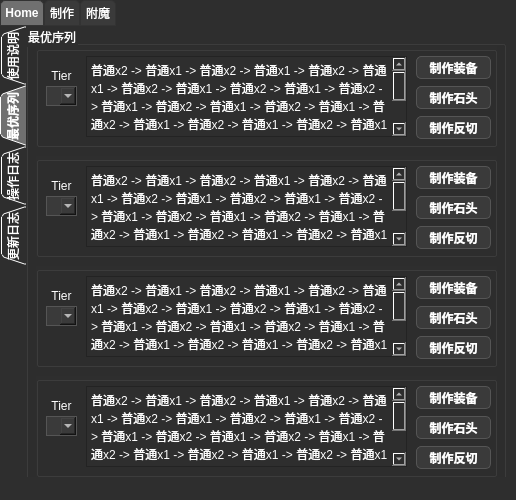
The window that Qt_MVC_cscalc/ui/main_window.ui (Seymour-ye/shoptitans) describes before a commit, drawn with Qt 5.
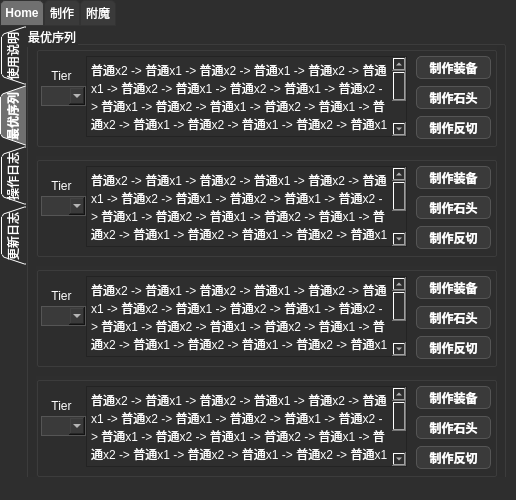
The same window after the commit. The open tabs and pages were chosen to show the change.

Diff of the .ui file:
```diff
--- a/Qt_MVC_cscalc/ui/main_window.ui
+++ b/Qt_MVC_cscalc/ui/main_window.ui
@@ -263,9 +263,9 @@
          <widget class="QComboBox" name="craft_summary_tier_selection_box_0">
           <property name="geometry">
            <rect>
-            <x>10</x>
+            <x>5</x>
             <y>40</y>
-            <width>31</width>
+            <width>45</width>
             <height>20</height>
            </rect>
           </property>
@@ -273,7 +273,7 @@
            <string/>
           </property>
          </widget>
-         <widget class="QTextBrowser" name="best_sequence_display_2">
+         <widget class="QTextBrowser" name="best_sequence_display_0">
           <property name="geometry">
            <rect>
             <x>50</x>
@@ -374,9 +374,9 @@
          <widget class="QComboBox" name="craft_summary_tier_selection_box_1">
           <property name="geometry">
            <rect>
-            <x>10</x>
+            <x>5</x>
             <y>40</y>
-            <width>31</width>
+            <width>45</width>
             <height>20</height>
            </rect>
           </property>
@@ -384,7 +384,7 @@
            <string/>
           </property>
          </widget>
-         <widget class="QTextBrowser" name="best_sequence_display_3">
+         <widget class="QTextBrowser" name="best_sequence_display_1">
           <property name="geometry">
            <rect>
             <x>50</x>
@@ -485,9 +485,9 @@
          <widget class="QComboBox" name="craft_summary_tier_selection_box_2">
           <property name="geometry">
            <rect>
-            <x>10</x>
+            <x>5</x>
             <y>40</y>
-            <width>31</width>
+            <width>45</width>
             <height>20</height>
            </rect>
           </property>
@@ -495,7 +495,7 @@
            <string/>
           </property>
          </widget>
-         <widget class="QTextBrowser" name="best_sequence_display_4">
+         <widget class="QTextBrowser" name="best_sequence_display_2">
           <property name="geometry">
            <rect>
             <x>50</x>
@@ -596,9 +596,9 @@
          <widget class="QComboBox" name="craft_summary_tier_selection_box_3">
           <property name="geometry">
            <rect>
-            <x>10</x>
+            <x>5</x>
             <y>40</y>
-            <width>31</width>
+            <width>45</width>
             <height>20</height>
            </rect>
           </property>
@@ -606,7 +606,7 @@
            <string/>
           </property>
          </widget>
-         <widget class="QTextBrowser" name="best_sequence_display_5">
+         <widget class="QTextBrowser" name="best_sequence_display_3">
           <property name="geometry">
            <rect>
             <x>50</x>
```
Left out of the diff: 4 changed lines with no effect on the pictures.
